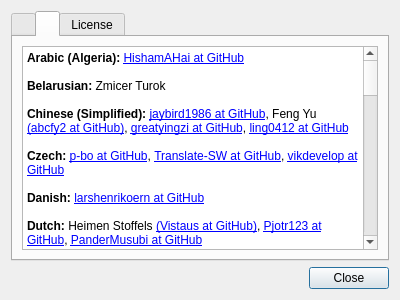
First picture: the form in Kvantum/kvantummanager/about.ui, repository tsujan/Kvantum, before the edit.
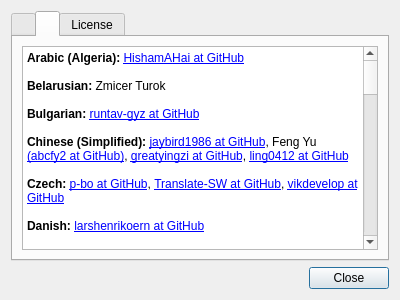
Second picture: the form after the edit. The open tabs and pages were chosen to show the change.

Diff of the .ui file:
```diff
--- a/Kvantum/kvantummanager/about.ui
+++ b/Kvantum/kvantummanager/about.ui
@@ -101,6 +101,8 @@
 &lt;p style=&quot;-qt-paragraph-type:empty; margin-top:0px; margin-bottom:0px; margin-left:0px; margin-right:0px; -qt-block-indent:0; text-indent:0px;&quot;&gt;&lt;br /&gt;&lt;/p&gt;
 &lt;p style=&quot; margin-top:0px; margin-bottom:0px; margin-left:0px; margin-right:0px; -qt-block-indent:0; text-indent:0px;&quot;&gt;&lt;span style=&quot; font-weight:600;&quot;&gt;Belarusian:&lt;/span&gt; Zmicer Turok&lt;/p&gt;
 &lt;p style=&quot;-qt-paragraph-type:empty; margin-top:0px; margin-bottom:0px; margin-left:0px; margin-right:0px; -qt-block-indent:0; text-indent:0px;&quot;&gt;&lt;br /&gt;&lt;/p&gt;
+&lt;p style=&quot; margin-top:0px; margin-bottom:0px; margin-left:0px; margin-right:0px; -qt-block-indent:0; text-indent:0px;&quot;&gt;&lt;span style=&quot; font-weight:600;&quot;&gt;Bulgarian:&lt;/span&gt; &lt;a href=&quot;https://github.com/runtav-gyz&quot;&gt;runtav-gyz at GitHub&lt;/a&gt;&lt;/p&gt;
+&lt;p style=&quot;-qt-paragraph-type:empty; margin-top:0px; margin-bottom:0px; margin-left:0px; margin-right:0px; -qt-block-indent:0; text-indent:0px;&quot;&gt;&lt;br /&gt;&lt;/p&gt;
 &lt;p style=&quot; margin-top:0px; margin-bottom:0px; margin-left:0px; margin-right:0px; -qt-block-indent:0; text-indent:0px;&quot;&gt;&lt;span style=&quot; font-weight:600;&quot;&gt;Chinese (Simplified):&lt;/span&gt; &lt;a href=&quot;https://github.com/jaybird1986&quot;&gt;jaybird1986 at GitHub&lt;/a&gt;, Feng Yu &lt;a href=&quot;https://github.com/abcfy2&quot;&gt;(abcfy2 at GitHub)&lt;/a&gt;, &lt;a href=&quot;https://github.com/greatyingzi&quot;&gt;greatyingzi at GitHub&lt;/a&gt;, &lt;a href=&quot;https://github.com/ling0412&quot;&gt;ling0412 at GitHub&lt;/a&gt;&lt;/p&gt;
 &lt;p style=&quot;-qt-paragraph-type:empty; margin-top:0px; margin-bottom:0px; margin-left:0px; margin-right:0px; -qt-block-indent:0; text-indent:0px;&quot;&gt;&lt;br /&gt;&lt;/p&gt;
 &lt;p style=&quot; margin-top:0px; margin-bottom:0px; margin-left:0px; margin-right:0px; -qt-block-indent:0; text-indent:0px;&quot;&gt;&lt;span style=&quot; font-weight:600;&quot;&gt;Czech:&lt;/span&gt; &lt;a href=&quot;https://github.com/p-bo&quot;&gt;p-bo at GitHub&lt;/a&gt;, &lt;a href=&quot;https://github.com/Translate-SW&quot;&gt;Translate-SW at GitHub&lt;/a&gt;, &lt;a href=&quot;https://github.com/vikdevelop&quot;&gt;vikdevelop at GitHub&lt;/a&gt;&lt;/p&gt;
```
